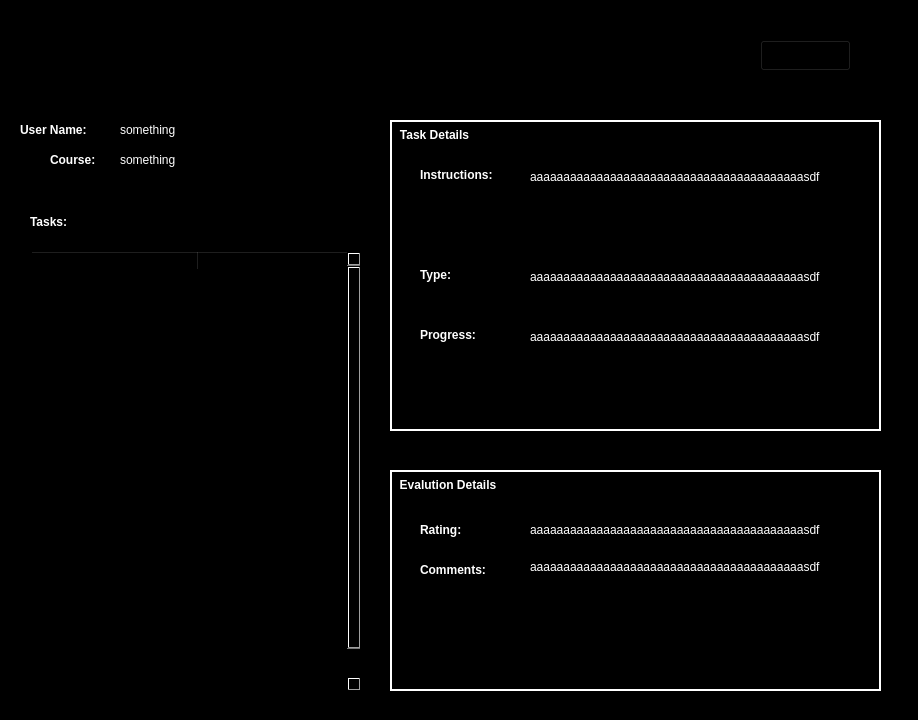
This is ClientNetworking/tamainscreen.ui in kareem1234/COMP3004 as Qt 5 draws it before an edit. The edited form follows.
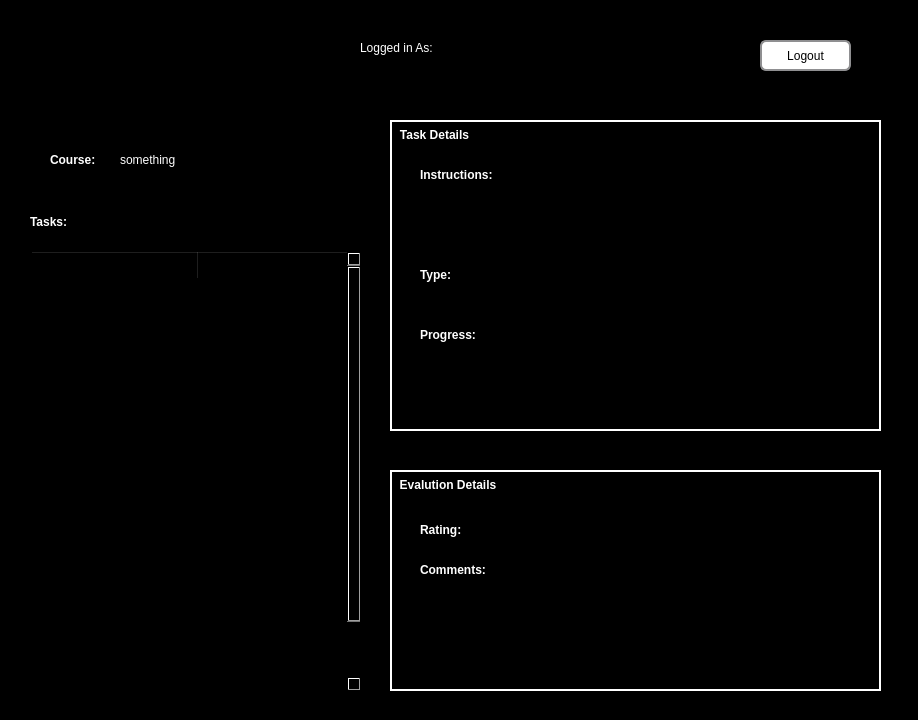
This is the edited form. Icons and pictures are not drawn.

What changed in the file:
```diff
--- a/ClientNetworking/tamainscreen.ui
+++ b/ClientNetworking/tamainscreen.ui
@@ -112,6 +112,18 @@
 }
 
 
+    QPushButton {
+            color: rgb(0, 0, 0);
+         border: 2px solid #8f8f91;
+         border-radius: 6px;
+         background-color:white;
+         min-width: 80px;
+     }
+    QPushButton:disabled {
+         
+            background-color: rgb(70, 70, 70);
+     }
+
 
 QGroupBox {
 	border: 2px solid white;
@@ -132,22 +144,6 @@
   <property name="frameShadow">
    <enum>QFrame::Raised</enum>
   </property>
-  <widget class="QLabel" name="labelUser">
-   <property name="geometry">
-    <rect>
-     <x>20</x>
-     <y>120</y>
-     <width>101</width>
-     <height>21</height>
-    </rect>
-   </property>
-   <property name="text">
-    <string>&lt;html&gt;&lt;head/&gt;&lt;body&gt;&lt;p&gt;&lt;span style=&quot; font-weight:600; color:#ffffff;&quot;&gt;User Name:&lt;/span&gt;&lt;/p&gt;&lt;/body&gt;&lt;/html&gt;</string>
-   </property>
-   <property name="textFormat">
-    <enum>Qt::AutoText</enum>
-   </property>
-  </widget>
   <widget class="QLabel" name="labelCourse">
    <property name="geometry">
     <rect>
@@ -234,9 +230,9 @@
         <colorrole role="Window">
          <brush brushstyle="SolidPattern">
           <color alpha="255">
-           <red>255</red>
-           <green>255</green>
-           <blue>255</blue>
+           <red>0</red>
+           <green>0</green>
+           <blue>0</blue>
           </color>
          </brush>
         </colorrole>
@@ -263,9 +259,9 @@
         <colorrole role="Window">
          <brush brushstyle="SolidPattern">
           <color alpha="255">
-           <red>255</red>
-           <green>255</green>
-           <blue>255</blue>
+           <red>0</red>
+           <green>0</green>
+           <blue>0</blue>
           </color>
          </brush>
         </colorrole>
@@ -283,29 +279,42 @@
         <colorrole role="Base">
          <brush brushstyle="SolidPattern">
           <color alpha="255">
-           <red>255</red>
-           <green>255</green>
-           <blue>255</blue>
+           <red>0</red>
+           <green>0</green>
+           <blue>0</blue>
           </color>
          </brush>
         </colorrole>
         <colorrole role="Window">
          <brush brushstyle="SolidPattern">
           <color alpha="255">
-           <red>255</red>
-           <green>255</green>
-           <blue>255</blue>
+           <red>0</red>
+           <green>0</green>
+           <blue>0</blue>
           </color>
          </brush>
         </colorrole>
        </disabled>
       </palette>
      </property>
+     <property name="font">
+      <font>
+       <family>URW Gothic L</family>
+       <pointsize>12</pointsize>
+       <weight>7</weight>
+       <italic>false</italic>
+       <bold>false</bold>
+      </font>
+     </property>
      <property name="autoFillBackground">
       <bool>false</bool>
      </property>
      <property name="styleSheet">
-      <string notr="true">background-color: rgb(0, 0, 0);</string>
+      <string notr="true">QTableWidget{
+	background-color: rgb(0, 0, 0);
+}
+background-color: rgb(0,0,0);
+color:rgb(255,255,255);</string>
      </property>
      <property name="horizontalScrollBarPolicy">
       <enum>Qt::ScrollBarAlwaysOff</enum>
@@ -317,7 +326,10 @@
       <enum>QAbstractItemView::SelectRows</enum>
      </property>
      <property name="sortingEnabled">
-      <bool>true</bool>
+      <bool>false</bool>
+     </property>
+     <property name="cornerButtonEnabled">
+      <bool>false</bool>
      </property>
      <property name="rowCount">
       <number>15</number>
@@ -332,7 +344,7 @@
       <number>40</number>
      </attribute>
      <attribute name="horizontalHeaderShowSortIndicator" stdset="0">
-      <bool>true</bool>
+      <bool>false</bool>
      </attribute>
      <attribute name="horizontalHeaderStretchLastSection">
       <bool>true</bool>
@@ -371,14 +383,18 @@
   <widget class="QLabel" name="textEmail">
    <property name="geometry">
     <rect>
-     <x>120</x>
-     <y>120</y>
-     <width>241</width>
+     <x>480</x>
+     <y>40</y>
+     <width>221</width>
      <height>21</height>
     </rect>
    </property>
+   <property name="styleSheet">
+    <string notr="true">
+color: rgb(255, 255, 255);</string>
+   </property>
    <property name="text">
-    <string>&lt;html&gt;&lt;head/&gt;&lt;body&gt;&lt;p&gt;&lt;span style=&quot; color:#ffffff;&quot;&gt;something&lt;/span&gt;&lt;/p&gt;&lt;/body&gt;&lt;/html&gt;</string>
+    <string>&lt;html&gt;&lt;head/&gt;&lt;body&gt;&lt;p&gt;&lt;br/&gt;&lt;/p&gt;&lt;/body&gt;&lt;/html&gt;</string>
    </property>
   </widget>
   <widget class="QLabel" name="textCourse">
@@ -610,8 +626,126 @@
       <height>41</height>
      </rect>
     </property>
+    <property name="palette">
+     <palette>
+      <active>
+       <colorrole role="WindowText">
+        <brush brushstyle="SolidPattern">
+         <color alpha="255">
+          <red>255</red>
+          <green>255</green>
+          <blue>255</blue>
+         </color>
+        </brush>
+       </colorrole>
+       <colorrole role="Button">
+        <brush brushstyle="SolidPattern">
+         <color alpha="255">
+          <red>255</red>
+          <green>255</green>
+          <blue>255</blue>
+         </color>
+        </brush>
+       </colorrole>
+       <colorrole role="Base">
+        <brush brushstyle="SolidPattern">
+         <color alpha="255">
+          <red>0</red>
+          <green>0</green>
+          <blue>0</blue>
+         </color>
+        </brush>
+       </colorrole>
+       <colorrole role="Window">
+        <brush brushstyle="SolidPattern">
+         <color alpha="255">
+          <red>0</red>
+          <green>0</green>
+          <blue>0</blue>
+         </color>
+        </brush>
+       </colorrole>
+      </active>
+      <inactive>
+       <colorrole role="WindowText">
+        <brush brushstyle="SolidPattern">
+         <color alpha="255">
+          <red>255</red>
+          <green>255</green>
+          <blue>255</blue>
+         </color>
+        </brush>
+       </colorrole>
+       <colorrole role="Button">
+        <brush brushstyle="SolidPattern">
+         <color alpha="255">
+          <red>255</red>
+          <green>255</green>
+          <blue>255</blue>
+         </color>
+        </brush>
+       </colorrole>
+       <colorrole role="Base">
+        <brush brushstyle="SolidPattern">
+         <color alpha="255">
+          <red>0</red>
+          <green>0</green>
+          <blue>0</blue>
+         </color>
+        </brush>
+       </colorrole>
+       <colorrole role="Window">
+        <brush brushstyle="SolidPattern">
+         <color alpha="255">
+          <red>0</red>
+          <green>0</green>
+          <blue>0</blue>
+         </color>
+        </brush>
+       </colorrole>
+      </inactive>
+      <disabled>
+       <colorrole role="WindowText">
+        <brush brushstyle="SolidPattern">
+         <color alpha="255">
+          <red>159</red>
+          <green>158</green>
+          <blue>158</blue>
+         </color>
+        </brush>
+       </colorrole>
+       <colorrole role="Button">
+        <brush brushstyle="SolidPattern">
+         <color alpha="255">
+          <red>255</red>
+          <green>255</green>
+          <blue>255</blue>
+         </color>
+        </brush>
+       </colorrole>
+       <colorrole role="Base">
+        <brush brushstyle="SolidPattern">
+         <color alpha="255">
+          <red>0</red>
+          <green>0</green>
+          <blue>0</blue>
+         </color>
+        </brush>
+       </colorrole>
+       <colorrole role="Window">
+        <brush brushstyle="SolidPattern">
+         <color alpha="255">
+          <red>0</red>
+          <green>0</green>
+          <blue>0</blue>
+         </color>
+        </brush>
+       </colorrole>
+      </disabled>
+     </palette>
+    </property>
     <property name="text">
-     <string>&lt;html&gt;&lt;head/&gt;&lt;body&gt;&lt;p&gt;&lt;span style=&quot; color:#ffffff;&quot;&gt;aaaaaaaaaaaaaaaaaaaaaaaaaaaaaaaaaaaaaaaaasdf&lt;/span&gt;&lt;/p&gt;&lt;/body&gt;&lt;/html&gt;</string>
+     <string>&lt;html&gt;&lt;head/&gt;&lt;body&gt;&lt;p&gt;&lt;br/&gt;&lt;/p&gt;&lt;/body&gt;&lt;/html&gt;</string>
     </property>
     <property name="alignment">
      <set>Qt::AlignLeading|Qt::AlignLeft|Qt::AlignTop</set>
@@ -629,11 +763,129 @@
       <height>71</height>
      </rect>
     </property>
+    <property name="palette">
+     <palette>
+      <active>
+       <colorrole role="WindowText">
+        <brush brushstyle="SolidPattern">
+         <color alpha="255">
+          <red>255</red>
+          <green>255</green>
+          <blue>255</blue>
+         </color>
+        </brush>
+       </colorrole>
+       <colorrole role="Button">
+        <brush brushstyle="SolidPattern">
+         <color alpha="255">
+          <red>255</red>
+          <green>255</green>
+          <blue>255</blue>
+         </color>
+        </brush>
+       </colorrole>
+       <colorrole role="Base">
+        <brush brushstyle="SolidPattern">
+         <color alpha="255">
+          <red>0</red>
+          <green>0</green>
+          <blue>0</blue>
+         </color>
+        </brush>
+       </colorrole>
+       <colorrole role="Window">
+        <brush brushstyle="SolidPattern">
+         <color alpha="255">
+          <red>0</red>
+          <green>0</green>
+          <blue>0</blue>
+         </color>
+        </brush>
+       </colorrole>
+      </active>
+      <inactive>
+       <colorrole role="WindowText">
+        <brush brushstyle="SolidPattern">
+         <color alpha="255">
+          <red>255</red>
+          <green>255</green>
+          <blue>255</blue>
+         </color>
+        </brush>
+       </colorrole>
+       <colorrole role="Button">
+        <brush brushstyle="SolidPattern">
+         <color alpha="255">
+          <red>255</red>
+          <green>255</green>
+          <blue>255</blue>
+         </color>
+        </brush>
+       </colorrole>
+       <colorrole role="Base">
+        <brush brushstyle="SolidPattern">
+         <color alpha="255">
+          <red>0</red>
+          <green>0</green>
+          <blue>0</blue>
+         </color>
+        </brush>
+       </colorrole>
+       <colorrole role="Window">
+        <brush brushstyle="SolidPattern">
+         <color alpha="255">
+          <red>0</red>
+          <green>0</green>
+          <blue>0</blue>
+         </color>
+        </brush>
+       </colorrole>
+      </inactive>
+      <disabled>
+       <colorrole role="WindowText">
+        <brush brushstyle="SolidPattern">
+         <color alpha="255">
+          <red>159</red>
+          <green>158</green>
+          <blue>158</blue>
+         </color>
+        </brush>
+       </colorrole>
+       <colorrole role="Button">
+        <brush brushstyle="SolidPattern">
+         <color alpha="255">
+          <red>255</red>
+          <green>255</green>
+          <blue>255</blue>
+         </color>
+        </brush>
+       </colorrole>
+       <colorrole role="Base">
+        <brush brushstyle="SolidPattern">
+         <color alpha="255">
+          <red>0</red>
+          <green>0</green>
+          <blue>0</blue>
+         </color>
+        </brush>
+       </colorrole>
+       <colorrole role="Window">
+        <brush brushstyle="SolidPattern">
+         <color alpha="255">
+          <red>0</red>
+          <green>0</green>
+          <blue>0</blue>
+         </color>
+        </brush>
+       </colorrole>
+      </disabled>
+     </palette>
+    </property>
     <property name="frameShadow">
      <enum>QFrame::Plain</enum>
     </property>
     <property name="text">
-     <string>&lt;html&gt;&lt;head/&gt;&lt;body&gt;&lt;p&gt;&lt;span style=&quot; color:#ffffff;&quot;&gt;aaaaaaaaaaaaaaaaaaaaaaaaaaaaaaaaaaaaaaaaasdf&lt;/span&gt;&lt;/p&gt;&lt;/body&gt;&lt;/html&gt;</string>
+     <string>&lt;html&gt;&lt;head/&gt;&lt;body&gt;&lt;p&gt;&lt;br/&gt;&lt;/p&gt;&lt;/body&gt;&lt;/html&gt;</string>
     </property>
     <property name="alignment">
      <set>Qt::AlignLeading|Qt::AlignLeft|Qt::AlignTop</set>
@@ -651,8 +903,129 @@
       <height>81</height>
      </rect>
     </property>
+    <property name="palette">
+     <palette>
+      <active>
+       <colorrole role="WindowText">
+        <brush brushstyle="SolidPattern">
+         <color alpha="255">
+          <red>255</red>
+          <green>255</green>
+          <blue>255</blue>
+         </color>
+        </brush>
+       </colorrole>
+       <colorrole role="Button">
+        <brush brushstyle="SolidPattern">
+         <color alpha="255">
+          <red>255</red>
+          <green>255</green>
+          <blue>255</blue>
+         </color>
+        </brush>
+       </colorrole>
+       <colorrole role="Base">
+        <brush brushstyle="SolidPattern">
+         <color alpha="255">
+          <red>0</red>
+          <green>0</green>
+          <blue>0</blue>
+         </color>
+        </brush>
+       </colorrole>
+       <colorrole role="Window">
+        <brush brushstyle="SolidPattern">
+         <color alpha="255">
+          <red>0</red>
+          <green>0</green>
+          <blue>0</blue>
+         </color>
+        </brush>
+       </colorrole>
+      </active>
+      <inactive>
+       <colorrole role="WindowText">
+        <brush brushstyle="SolidPattern">
+         <color alpha="255">
+          <red>255</red>
+          <green>255</green>
+          <blue>255</blue>
+         </color>
+        </brush>
+       </colorrole>
+       <colorrole role="Button">
+        <brush brushstyle="SolidPattern">
+         <color alpha="255">
+          <red>255</red>
+          <green>255</green>
+          <blue>255</blue>
+         </color>
+        </brush>
+       </colorrole>
+       <colorrole role="Base">
+        <brush brushstyle="SolidPattern">
+         <color alpha="255">
+          <red>0</red>
+          <green>0</green>
+          <blue>0</blue>
+         </color>
+        </brush>
+       </colorrole>
+       <colorrole role="Window">
+        <brush brushstyle="SolidPattern">
+         <color alpha="255">
+          <red>0</red>
+          <green>0</green>
+          <blue>0</blue>
+         </color>
+        </brush>
+       </colorrole>
+      </inactive>
+      <disabled>
+       <colorrole role="WindowText">
+        <brush brushstyle="SolidPattern">
+         <color alpha="255">
+          <red>159</red>
+          <green>158</green>
+          <blue>158</blue>
+         </color>
+        </brush>
+       </colorrole>
+       <colorrole role="Button">
+        <brush brushstyle="SolidPattern">
+         <color alpha="255">
+          <red>255</red>
+          <green>255</green>
+          <blue>255</blue>
+         </color>
+        </brush>
+       </colorrole>
+       <colorrole role="Base">
+        <brush brushstyle="SolidPattern">
+         <color alpha="255">
+          <red>0</red>
+          <green>0</green>
+          <blue>0</blue>
+         </color>
+        </brush>
+       </colorrole>
+       <colorrole role="Window">
+        <brush brushstyle="SolidPattern">
+         <color alpha="255">
+          <red>0</red>
+          <green>0</green>
+          <blue>0</blue>
+         </color>
+        </brush>
+       </colorrole>
+      </disabled>
+     </palette>
+    </property>
+    <property name="styleSheet">
+     <string notr="true">background-color: rgb(0, 0, 0);</string>
+    </property>
     <property name="text">
-     <string>&lt;html&gt;&lt;head/&gt;&lt;body&gt;&lt;p&gt;&lt;span style=&quot; color:#ffffff;&quot;&gt;aaaaaaaaaaaaaaaaaaaaaaaaaaaaaaaaaaaaaaaaasdf&lt;/span&gt;&lt;/p&gt;&lt;/body&gt;&lt;/html&gt;</string>
+     <string>&lt;html&gt;&lt;head/&gt;&lt;body&gt;&lt;p&gt;&lt;br/&gt;&lt;/p&gt;&lt;/body&gt;&lt;/html&gt;</string>
     </property>
     <property name="alignment">
      <set>Qt::AlignLeading|Qt::AlignLeft|Qt::AlignTop</set>
@@ -827,8 +1200,126 @@
       <height>21</height>
      </rect>
     </property>
+    <property name="palette">
+     <palette>
+      <active>
+       <colorrole role="WindowText">
+        <brush brushstyle="SolidPattern">
+         <color alpha="255">
+          <red>255</red>
+          <green>255</green>
+          <blue>255</blue>
+         </color>
+        </brush>
+       </colorrole>
+       <colorrole role="Button">
+        <brush brushstyle="SolidPattern">
+         <color alpha="255">
+          <red>255</red>
+          <green>255</green>
+          <blue>255</blue>
+         </color>
+        </brush>
+       </colorrole>
+       <colorrole role="Base">
+        <brush brushstyle="SolidPattern">
+         <color alpha="255">
+          <red>0</red>
+          <green>0</green>
+          <blue>0</blue>
+         </color>
+        </brush>
+       </colorrole>
+       <colorrole role="Window">
+        <brush brushstyle="SolidPattern">
+         <color alpha="255">
+          <red>0</red>
+          <green>0</green>
+          <blue>0</blue>
+         </color>
+        </brush>
+       </colorrole>
+      </active>
+      <inactive>
+       <colorrole role="WindowText">
+        <brush brushstyle="SolidPattern">
+         <color alpha="255">
+          <red>255</red>
+          <green>255</green>
+          <blue>255</blue>
+         </color>
+        </brush>
+       </colorrole>
+       <colorrole role="Button">
+        <brush brushstyle="SolidPattern">
+         <color alpha="255">
+          <red>255</red>
+          <green>255</green>
+          <blue>255</blue>
+         </color>
+        </brush>
+       </colorrole>
+       <colorrole role="Base">
+        <brush brushstyle="SolidPattern">
+         <color alpha="255">
+          <red>0</red>
+          <green>0</green>
+          <blue>0</blue>
+         </color>
+        </brush>
+       </colorrole>
+       <colorrole role="Window">
+        <brush brushstyle="SolidPattern">
+         <color alpha="255">
+          <red>0</red>
+          <green>0</green>
+          <blue>0</blue>
+         </color>
+        </brush>
+       </colorrole>
+      </inactive>
+      <disabled>
+       <colorrole role="WindowText">
+        <brush brushstyle="SolidPattern">
+         <color alpha="255">
+          <red>159</red>
+          <green>158</green>
+          <blue>158</blue>
+         </color>
+        </brush>
+       </colorrole>
+       <colorrole role="Button">
+        <brush brushstyle="SolidPattern">
+         <color alpha="255">
+          <red>255</red>
+          <green>255</green>
+          <blue>255</blue>
+         </color>
+        </brush>
+       </colorrole>
+       <colorrole role="Base">
+        <brush brushstyle="SolidPattern">
+         <color alpha="255">
+          <red>0</red>
+          <green>0</green>
+          <blue>0</blue>
+         </color>
+        </brush>
+       </colorrole>
+       <colorrole role="Window">
+        <brush brushstyle="SolidPattern">
+         <color alpha="255">
+          <red>0</red>
+          <green>0</green>
+          <blue>0</blue>
+         </color>
+        </brush>
+       </colorrole>
+      </disabled>
+     </palette>
+    </property>
     <property name="text">
-     <string>&lt;html&gt;&lt;head/&gt;&lt;body&gt;&lt;p&gt;&lt;span style=&quot; color:#ffffff;&quot;&gt;aaaaaaaaaaaaaaaaaaaaaaaaaaaaaaaaaaaaaaaaasdf&lt;/span&gt;&lt;/p&gt;&lt;/body&gt;&lt;/html&gt;</string>
+     <string>&lt;html&gt;&lt;head/&gt;&lt;body&gt;&lt;p&gt;&lt;br/&gt;&lt;/p&gt;&lt;/body&gt;&lt;/html&gt;</string>
     </property>
     <property name="wordWrap">
      <bool>true</bool>
@@ -843,8 +1334,129 @@
       <height>121</height>
      </rect>
     </property>
+    <property name="palette">
+     <palette>
+      <active>
+       <colorrole role="WindowText">
+        <brush brushstyle="SolidPattern">
+         <color alpha="255">
+          <red>255</red>
+          <green>255</green>
+          <blue>255</blue>
+         </color>
+        </brush>
+       </colorrole>
+       <colorrole role="Button">
+        <brush brushstyle="SolidPattern">
+         <color alpha="255">
+          <red>255</red>
+          <green>255</green>
+          <blue>255</blue>
+         </color>
+        </brush>
+       </colorrole>
+       <colorrole role="Base">
+        <brush brushstyle="SolidPattern">
+         <color alpha="255">
+          <red>0</red>
+          <green>0</green>
+          <blue>0</blue>
+         </color>
+        </brush>
+       </colorrole>
+       <colorrole role="Window">
+        <brush brushstyle="SolidPattern">
+         <color alpha="255">
+          <red>0</red>
+          <green>0</green>
+          <blue>0</blue>
+         </color>
+        </brush>
+       </colorrole>
+      </active>
+      <inactive>
+       <colorrole role="WindowText">
+        <brush brushstyle="SolidPattern">
+         <color alpha="255">
+          <red>255</red>
+          <green>255</green>
+          <blue>255</blue>
+         </color>
+        </brush>
+       </colorrole>
+       <colorrole role="Button">
+        <brush brushstyle="SolidPattern">
+         <color alpha="255">
+          <red>255</red>
+          <green>255</green>
+          <blue>255</blue>
+         </color>
+        </brush>
+       </colorrole>
+       <colorrole role="Base">
+        <brush brushstyle="SolidPattern">
+         <color alpha="255">
+          <red>0</red>
+          <green>0</green>
+          <blue>0</blue>
+         </color>
+        </brush>
+       </colorrole>
+       <colorrole role="Window">
+        <brush brushstyle="SolidPattern">
+         <color alpha="255">
+          <red>0</red>
+          <green>0</green>
+          <blue>0</blue>
+         </color>
+        </brush>
+       </colorrole>
+      </inactive>
+      <disabled>
+       <colorrole role="WindowText">
+        <brush brushstyle="SolidPattern">
+         <color alpha="255">
+          <red>159</red>
+          <green>158</green>
+          <blue>158</blue>
+         </color>
+        </brush>
+       </colorrole>
+       <colorrole role="Button">
+        <brush brushstyle="SolidPattern">
+         <color alpha="255">
+          <red>255</red>
+          <green>255</green>
+          <blue>255</blue>
+         </color>
+        </brush>
+       </colorrole>
+       <colorrole role="Base">
+        <brush brushstyle="SolidPattern">
+         <color alpha="255">
+          <red>0</red>
+          <green>0</green>
+          <blue>0</blue>
+         </color>
+        </brush>
+       </colorrole>
+       <colorrole role="Window">
+        <brush brushstyle="SolidPattern">
+         <color alpha="255">
+          <red>0</red>
+          <green>0</green>
+          <blue>0</blue>
+         </color>
+        </brush>
+       </colorrole>
+      </disabled>
+     </palette>
+    </property>
+    <property name="styleSheet">
+     <string notr="true">background-color: rgb(0, 0, 0);</string>
+    </property>
     <property name="text">
-     <string>&lt;html&gt;&lt;head/&gt;&lt;body&gt;&lt;p&gt;&lt;span style=&quot; color:#ffffff;&quot;&gt;aaaaaaaaaaaaaaaaaaaaaaaaaaaaaaaaaaaaaaaaasdf&lt;/span&gt;&lt;/p&gt;&lt;/body&gt;&lt;/html&gt;</string>
+     <string>&lt;html&gt;&lt;head/&gt;&lt;body&gt;&lt;p&gt;&lt;br/&gt;&lt;/p&gt;&lt;/body&gt;&lt;/html&gt;</string>
     </property>
     <property name="alignment">
      <set>Qt::AlignLeading|Qt::AlignLeft|Qt::AlignTop</set>
@@ -854,6 +1466,19 @@
     </property>
    </widget>
   </widget>
+  <widget class="QLabel" name="label">
+   <property name="geometry">
+    <rect>
+     <x>360</x>
+     <y>40</y>
+     <width>111</width>
+     <height>16</height>
+    </rect>
+   </property>
+   <property name="text">
+    <string>&lt;html&gt;&lt;head/&gt;&lt;body&gt;&lt;p&gt;&lt;span style=&quot; color:#ffffff;&quot;&gt;Logged in As:&lt;/span&gt;&lt;/p&gt;&lt;/body&gt;&lt;/html&gt;</string>
+   </property>
+  </widget>
  </widget>
  <tabstops>
   <tabstop>scrollArea</tabstop>
```
Left out of the diff: 179 changed lines with no effect on the pictures.
